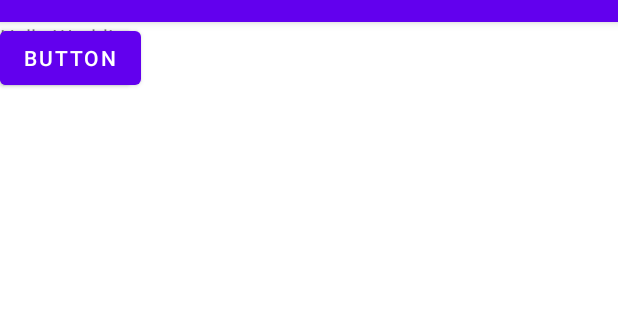
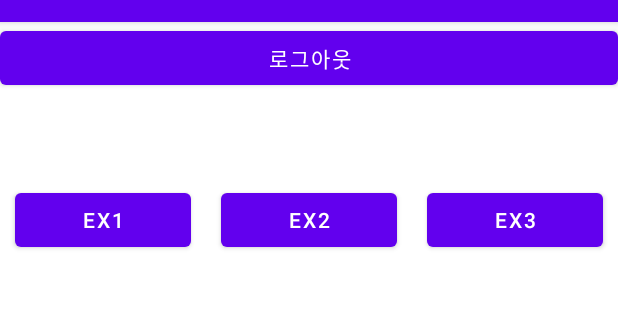
Before and after one commit to n00s3/FB, an Android app: the screen it shows after launch once a user with an empty profile is signed in (MainActivity), on a phone screen of 412 x 824 dp, the part 62-382 px from its top. Run offline under Robolectric (Android 15) with nearby library versions, the phone set to English and light mode, and no system bars; our stand-ins replace Firebase (no records; nobody signed in at launch, a user with empty details on screens opened directly).

Commit message:
Add Recyclerview Add Adapter Add Firestore

```diff
--- a/app/build.gradle
+++ b/app/build.gradle
@@ -38,6 +38,8 @@ dependencies {
     implementation 'com.android.support:design'
     implementation 'androidx.drawerlayout:drawerlayout:1.0.0'
     implementation 'com.google.firebase:firebase-firestore:21.2.1'
+    implementation 'androidx.recyclerview:recyclerview:1.1.0'
+
 
     testImplementation 'junit:junit:4.+'
     androidTestImplementation 'androidx.test.ext:junit:1.1.1'
--- a/app/src/main/java/com/example/fb/MainActivity.java
+++ b/app/src/main/java/com/example/fb/MainActivity.java
@@ -2,14 +2,21 @@ package com.example.fb;
 
 import androidx.annotation.NonNull;
 import androidx.appcompat.app.AppCompatActivity;
+import androidx.recyclerview.widget.LinearLayoutManager;
+import androidx.recyclerview.widget.RecyclerView;
 
 import android.content.Intent;
 import android.os.Bundle;
 import android.util.Log;
+import android.view.LayoutInflater;
 import android.view.View;
+import android.view.ViewGroup;
+import android.widget.TextView;
 import android.widget.Toast;
 
 import com.google.android.gms.tasks.OnCompleteListener;
+import com.google.android.gms.tasks.OnFailureListener;
+import com.google.android.gms.tasks.OnSuccessListener;
 import com.google.android.gms.tasks.Task;
 import com.google.firebase.auth.FirebaseAuth;
 import com.google.firebase.firestore.DocumentReference;
@@ -18,46 +25,38 @@ import com.google.firebase.firestore.FirebaseFirestore;
 import com.google.firebase.firestore.QueryDocumentSnapshot;
 import com.google.firebase.firestore.QuerySnapshot;
 
+import java.util.ArrayList;
+import java.util.HashMap;
+import java.util.Map;
+
 public class MainActivity extends AppCompatActivity {
     private static final String TAG = "MainActivity";
     FirebaseFirestore db = FirebaseFirestore.getInstance();
+
+    private RecyclerView recyclerView;
 
     @Override
     protected void onCreate(Bundle savedInstanceState) {
         super.onCreate(savedInstanceState);
         setContentView(R.layout.activity_main);
-
         // login check
         if (FirebaseAuth.getInstance().getCurrentUser() == null) {
             startSignUpAcitivy();
         }
 
+        recyclerView = findViewById(R.id.recyclerView);
+        LinearLayoutManager layoutManager = new LinearLayoutManager(this, LinearLayoutManager.VERTICAL, false);
+        recyclerView.setLayoutManager(layoutManager);
 
 
-        DocumentReference docRef = db.collection("Ex").document("sibal");
-        docRef.get().addOnCompleteListener(new OnCompleteListener<DocumentSnapshot>() {
-            @Override
-            public void onComplete(@NonNull Task<DocumentSnapshot> task) {
-                if (task.isSuccessful()) {
-                    DocumentSnapshot document = task.getResult();
-                    if (document.exists()) {
-                        Log.d(TAG, "DocumentSnapshot data: " + document.getData());
-                    } else {
-                        Log.d(TAG, "No such document");
-                    }
-                } else {
-                    Log.d(TAG, "get failed with ", task.getException());
-                }
-            }
-        });
+        findViewById(R.id.buttonEx1).setOnClickListener(onClickListener);
+        findViewById(R.id.buttonEx2).setOnClickListener(onClickListener);
+        findViewById(R.id.buttonEx3).setOnClickListener(onClickListener);
+        findViewById(R.id.logoutButton).setOnClickListener(onClickListener);
+    }
 
 
 
-
-
-        findViewById(R.id.logoutButton).setOnClickListener(onClickListener);
-        findViewById(R.id.button2).setOnClickListener(onClickListener);
-    }
 
     View.OnClickListener onClickListener = new View.OnClickListener() {
         @Override
@@ -67,16 +66,74 @@ public class MainActivity extends AppCompatActivity {
                     FirebaseAuth.getInstance().signOut();
                     startSignUpAcitivy();
                     break;
-                case R.id.button2:
-                    startToast("sibal");
+                case R.id.buttonEx1:
+                    loadCollection("Ex1");
+                    MyAdapter adapter1 = new MyAdapter(getApplicationContext());
+                    adapter1.addItem(new Item("Ex1", " A"));
+                    adapter1.addItem(new Item("Ex1", " B"));
+                    adapter1.addItem(new Item("Ex1", " C"));
+                    adapter1.setOnItemClickListener(new MyAdapter.OnItemClickListener() {
+                        @Override
+                        public void onItemClick(MyAdapter.ViewHolder holder, View view, int position) {
+                            Item item = adapter1.getItem(position);
+                            Toast.makeText(getApplicationContext(), item.text1+item.text2 + " clicked", Toast.LENGTH_SHORT).show();
+                        }
+                    });
+                    recyclerView.setAdapter(adapter1);
+                    break;
+                case R.id.buttonEx2:
+                    loadCollection("Ex2");
+                    MyAdapter adapter2 = new MyAdapter(getApplicationContext());
+                    adapter2.setOnItemClickListener(new MyAdapter.OnItemClickListener() {
+                        @Override
+                        public void onItemClick(MyAdapter.ViewHolder holder, View view, int position) {
+                            Item item = adapter2.getItem(position);
+                            Toast.makeText(getApplicationContext(), item.text1+item.text2 + " clicked", Toast.LENGTH_SHORT).show();
+                        }
+                    });
+                    adapter2.addItem(new Item("Ex2", " A"));
+                    adapter2.addItem(new Item("Ex2", " B"));
+                    recyclerView.setAdapter(adapter2);
+                    break;
+                case R.id.buttonEx3:
+                    loadCollection("Ex3");
+                    MyAdapter adapter3 = new MyAdapter(getApplicationContext());
+                    adapter3.addItem(new Item("Ex3", " C"));
+                    adapter3.setOnItemClickListener(new MyAdapter.OnItemClickListener() {
+                        @Override
+                        public void onItemClick(MyAdapter.ViewHolder holder, View view, int position) {
+                            Item item = adapter3.getItem(position);
+                            Toast.makeText(getApplicationContext(), item.text1+item.text2 + " clicked", Toast.LENGTH_SHORT).show();
+                        }
+                    });
+                    recyclerView.setAdapter(adapter3);
+                    break;
 
             }
         }
     };
 
+    private void loadCollection(String name) {
+        db.collection(name)
+                .get()
+                .addOnCompleteListener(new OnCompleteListener<QuerySnapshot>() {
+                    @Override
+                    public void onComplete(@NonNull Task<QuerySnapshot> task) {
+                        if (task.isSuccessful()) {
+                            for (QueryDocumentSnapshot document : task.getResult()) {
+                                Log.d(TAG, "<"+name+">" + document.getId() + " => " + document.getData());
+                            }
+                        } else {
+                            Log.d(TAG, "Error getting documents: ", task.getException());
+                        }
+                    }
+                });
+    }
+
     private void startToast(String msg) {
         Toast.makeText(this, msg, Toast.LENGTH_SHORT).show();
     }
+
     private void startSignUpAcitivy() {
         Intent intent = new Intent(this, SignUpAcitivy.class);
         startActivity(intent);
--- a/app/src/main/res/layout/activity_main.xml
+++ b/app/src/main/res/layout/activity_main.xml
@@ -7,32 +7,63 @@
     tools:context=".MainActivity">
 
 
-    <TextView
-        android:layout_width="wrap_content"
-        android:layout_height="wrap_content"
-        android:text="Hello World!"
-        app:layout_constraintBottom_toBottomOf="parent"
-        app:layout_constraintLeft_toLeftOf="parent"
-        app:layout_constraintRight_toRightOf="parent"
-        app:layout_constraintTop_toTopOf="parent" />
+    <LinearLayout
+        android:layout_width="match_parent"
+        android:layout_height="match_parent"
+        android:orientation="vertical">
 
         <Button
             android:id="@+id/logoutButton"
+            android:layout_width="match_parent"
+            android:layout_height="wrap_content"
+            android:layout_weight="0"
+            android:text="로그아웃" />
+
+        <LinearLayout
+            android:layout_width="match_parent"
+            android:layout_height="match_parent"
+            android:layout_marginTop="50dp"
+            android:layout_weight="2"
+            android:orientation="horizontal">
+
+            <Button
+                android:id="@+id/buttonEx1"
                 android:layout_width="wrap_content"
                 android:layout_height="wrap_content"
-        android:text="로그아웃" />
+                android:layout_margin="10dp"
+                android:layout_weight="1"
+                android:text="Ex1" />
 
             <Button
-        android:id="@+id/button2"
+                android:id="@+id/buttonEx2"
                 android:layout_width="wrap_content"
                 android:layout_height="wrap_content"
-        android:text="Button" />
+                android:layout_margin="10dp"
+                android:layout_weight="1"
+                android:text="Ex2" />
+
+            <Button
+                android:id="@+id/buttonEx3"
+                android:layout_width="wrap_content"
+                android:layout_height="wrap_content"
+                android:layout_margin="10dp"
+                android:layout_weight="1"
+                android:text="Ex3" />
+        </LinearLayout>
+
+        <androidx.recyclerview.widget.RecyclerView
+            android:id="@+id/recyclerView"
+            android:layout_width="match_parent"
+            android:layout_height="match_parent"
+            android:layout_weight="1" />
+
+    </LinearLayout>
 
     <include
         layout="@layout/loader"
         android:layout_width="match_parent"
         android:layout_height="match_parent"
-        android:visibility="gone"/>
+        android:visibility="gone" />
 
 
 </RelativeLayout>
```
Also changed, not shown: app/src/main/java/com/example/fb/Item.java (added, +11 -0 lines), app/src/main/java/com/example/fb/MyAdapter.java (added, +88 -0 lines), app/src/main/res/layout/item_list.xml (added, +29 -0 lines). Lines whose indentation alone changed are shown as unchanged.
